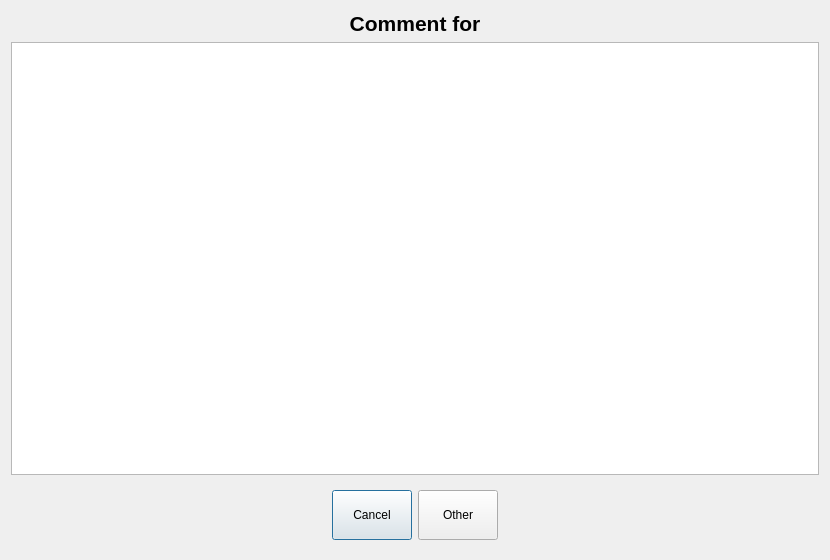
First picture: the form in Waiter/dlglistofdishcomments.ui, repository End1-1/Cafe5, before the edit.
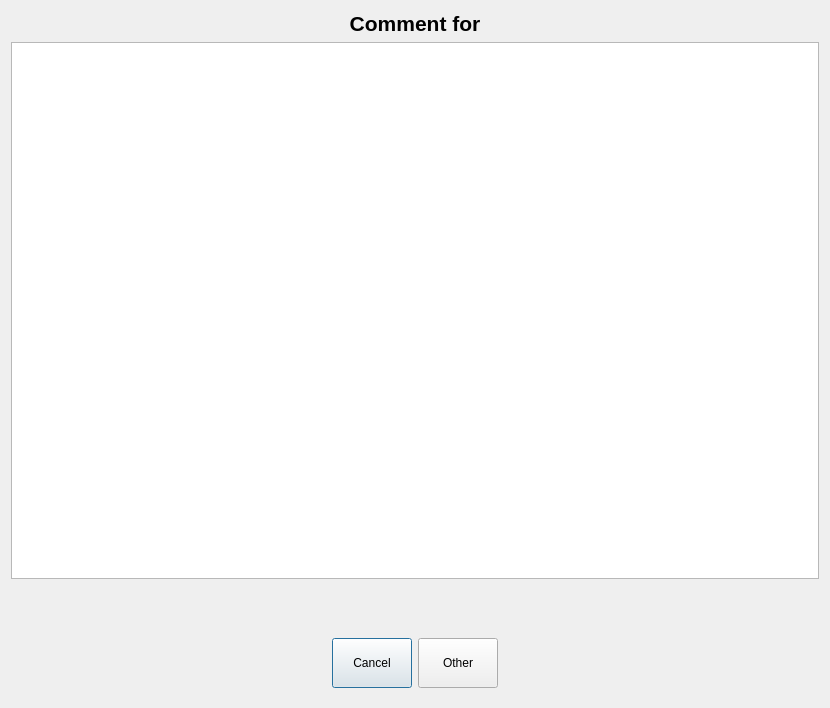
Second picture: the form after the edit. Icons and pictures are not drawn. Custom widgets are drawn as their Qt base class.

```diff
--- a/Waiter/dlglistofdishcomments.ui
+++ b/Waiter/dlglistofdishcomments.ui
@@ -7,7 +7,7 @@
     <x>0</x>
     <y>0</y>
     <width>830</width>
-    <height>560</height>
+    <height>708</height>
    </rect>
   </property>
   <property name="windowTitle">
@@ -89,6 +89,41 @@
      </column>
     </widget>
    </item>
+   <item>
+    <widget class="QWidget" name="widget_2" native="true">
+     <layout class="QHBoxLayout" name="horizontalLayout_2">
+      <item>
+       <spacer name="horizontalSpacer_3">
+        <property name="orientation">
+         <enum>Qt::Horizontal</enum>
+        </property>
+        <property name="sizeHint" stdset="0">
+         <size>
+          <width>383</width>
+          <height>20</height>
+         </size>
+        </property>
+       </spacer>
+      </item>
+      <item>
+       <widget class="RKeyboard" name="kbd" native="true"/>
+      </item>
+      <item>
+       <spacer name="horizontalSpacer_4">
+        <property name="orientation">
+         <enum>Qt::Horizontal</enum>
+        </property>
+        <property name="sizeHint" stdset="0">
+         <size>
+          <width>383</width>
+          <height>20</height>
+         </size>
+        </property>
+       </spacer>
+      </item>
+     </layout>
+    </widget>
+   </item>
    <item>
     <widget class="QWidget" name="widget" native="true">
      <layout class="QHBoxLayout" name="horizontalLayout">
@@ -163,6 +198,12 @@
    <extends>QTableWidget</extends>
    <header location="global">c5tablewidget.h</header>
   </customwidget>
+  <customwidget>
+   <class>RKeyboard</class>
+   <extends>QWidget</extends>
+   <header location="global">rkeyboard.h</header>
+   <container>1</container>
+  </customwidget>
  </customwidgets>
  <resources>
   <include location="../resources/resources.qrc"/>
```
